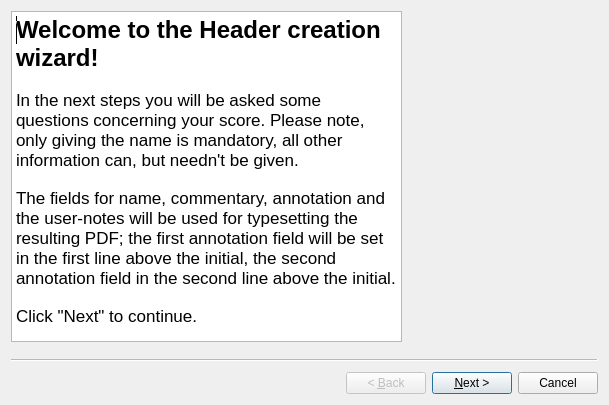
Old version of the form naheaderwizard.ui in the repository dgj1983/Notatio-Antiqua.
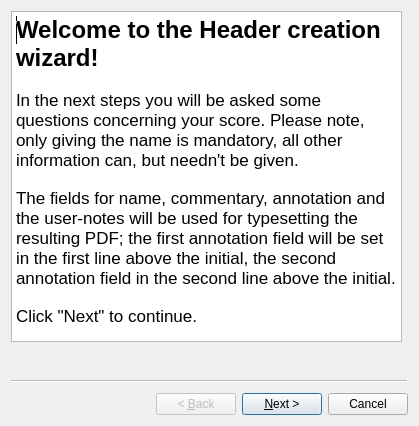
New version of the form.

Commit message: Altering Header Wizard to non-Mac-model

Patch:
```diff
--- a/naheaderwizard.ui
+++ b/naheaderwizard.ui
@@ -6,13 +6,19 @@
    <rect>
     <x>0</x>
     <y>0</y>
-    <width>609</width>
-    <height>405</height>
+    <width>419</width>
+    <height>426</height>
    </rect>
   </property>
   <property name="windowTitle">
    <string>NAHeaderWizard</string>
   </property>
+  <property name="wizardStyle">
+   <enum>QWizard::ClassicStyle</enum>
+  </property>
+  <property name="subTitleFormat">
+   <enum>Qt::AutoText</enum>
+  </property>
   <widget class="QWizardPage" name="welcomePage">
    <widget class="QTextEdit" name="textEdit">
     <property name="geometry">
```
Left out of the diff: 6 changed lines with no effect on the pictures. The commit also changes 9 other files.
